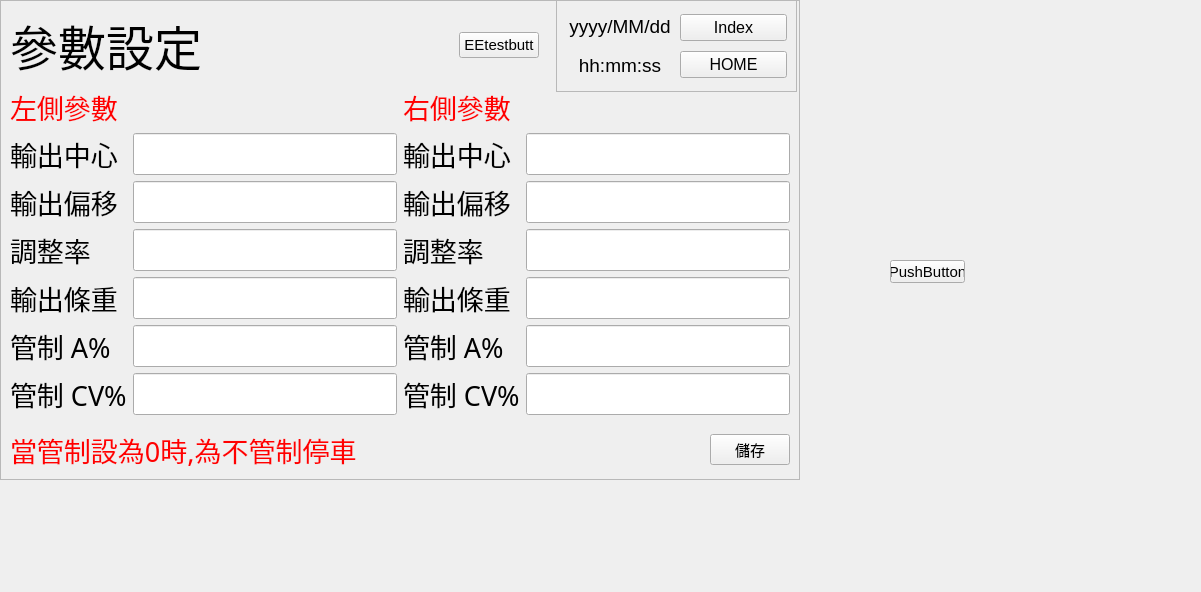
The window that qualitymonitor.ui (cdfq277462/myQM) describes before a commit, drawn with Qt 5.
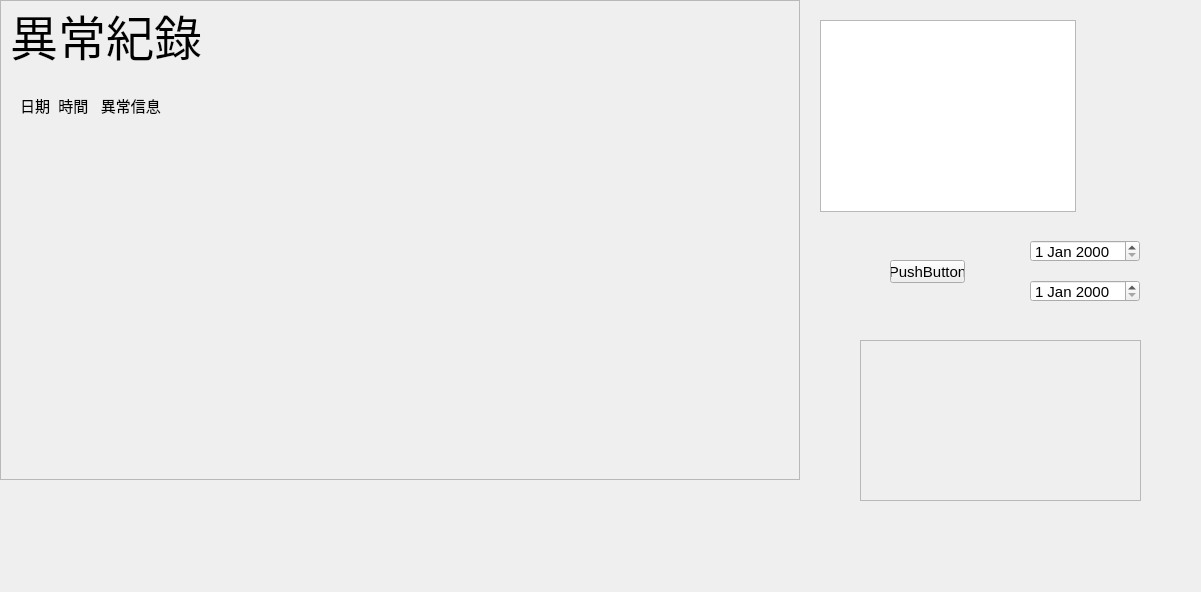
The same window after the commit.

```diff
--- a/qualitymonitor.ui
+++ b/qualitymonitor.ui
@@ -310,7 +310,7 @@
      </item>
     </layout>
    </widget>
-   <widget class="QPushButton" name="Index">
+   <widget class="QPushButton" name="IndexButton">
     <property name="geometry">
      <rect>
       <x>690</x>
@@ -393,6 +393,19 @@
       </property>
      </widget>
     </item>
+    <item>
+     <spacer name="verticalSpacer">
+      <property name="orientation">
+       <enum>Qt::Vertical</enum>
+      </property>
+      <property name="sizeHint" stdset="0">
+       <size>
+        <width>20</width>
+        <height>40</height>
+       </size>
+      </property>
+     </spacer>
+    </item>
     <item>
      <layout class="QVBoxLayout" name="verticalLayout_2">
       <item>
@@ -638,7 +651,7 @@
     </property>
     <property name="font">
      <font>
-      <family>標楷體</family>
+      <family>微軟正黑體</family>
       <pointsize>36</pointsize>
      </font>
     </property>
@@ -1193,7 +1206,7 @@
      <item>
       <widget class="QPushButton" name="pushButton_10">
        <property name="text">
-        <string>PushButton</string>
+        <string>Setting</string>
        </property>
       </widget>
      </item>
@@ -1804,10 +1817,10 @@
   <widget class="QFrame" name="Dateframe">
    <property name="geometry">
     <rect>
-     <x>556</x>
+     <x>550</x>
      <y>0</y>
-     <width>241</width>
-     <height>92</height>
+     <width>138</width>
+     <height>78</height>
     </rect>
    </property>
    <property name="font">
@@ -1822,8 +1835,6 @@
    <property name="frameShadow">
     <enum>QFrame::Raised</enum>
    </property>
-   <layout class="QHBoxLayout" name="horizontalLayout_4">
-    <item>
      <layout class="QVBoxLayout" name="verticalLayout_4">
       <item>
        <widget class="QLabel" name="Date">
@@ -1856,38 +1867,6 @@
        </widget>
       </item>
      </layout>
-    </item>
-    <item>
-     <layout class="QVBoxLayout" name="verticalLayout_5">
-      <item>
-       <widget class="QPushButton" name="Index_2">
-        <property name="font">
-         <font>
-          <family>Arial</family>
-          <pointsize>12</pointsize>
-         </font>
-        </property>
-        <property name="text">
-         <string>Index</string>
-        </property>
-       </widget>
-      </item>
-      <item>
-       <widget class="QPushButton" name="pushButton">
-        <property name="font">
-         <font>
-          <family>Arial</family>
-          <pointsize>12</pointsize>
-         </font>
-        </property>
-        <property name="text">
-         <string>HOME</string>
-        </property>
-       </widget>
-      </item>
-     </layout>
-    </item>
-   </layout>
   </widget>
   <widget class="QPushButton" name="pushButton_2">
    <property name="geometry">
@@ -1902,15 +1881,113 @@
     <string>PushButton</string>
    </property>
   </widget>
-  <zorder>errorhistory</zorder>
+  <widget class="QFrame" name="MenuFrame">
+   <property name="geometry">
+    <rect>
+     <x>680</x>
+     <y>0</y>
+     <width>110</width>
+     <height>151</height>
+    </rect>
+   </property>
+   <property name="frameShape">
+    <enum>QFrame::StyledPanel</enum>
+   </property>
+   <property name="frameShadow">
+    <enum>QFrame::Raised</enum>
+   </property>
+   <layout class="QVBoxLayout" name="verticalLayout_5">
+    <item>
+     <widget class="QPushButton" name="Index_2_Button">
+      <property name="font">
+       <font>
+        <family>Arial</family>
+        <pointsize>20</pointsize>
+       </font>
+      </property>
+      <property name="text">
+       <string>Index</string>
+      </property>
+     </widget>
+    </item>
+    <item>
+     <widget class="QPushButton" name="pushButton">
+      <property name="font">
+       <font>
+        <family>Arial</family>
+        <pointsize>16</pointsize>
+       </font>
+      </property>
+      <property name="text">
+       <string>HOME</string>
+      </property>
+     </widget>
+    </item>
+   </layout>
+  </widget>
+  <widget class="QFrame" name="SettingFrame">
+   <property name="geometry">
+    <rect>
+     <x>860</x>
+     <y>340</y>
+     <width>281</width>
+     <height>161</height>
+    </rect>
+   </property>
+   <property name="autoFillBackground">
+    <bool>true</bool>
+   </property>
+   <property name="frameShape">
+    <enum>QFrame::StyledPanel</enum>
+   </property>
+   <property name="frameShadow">
+    <enum>QFrame::Raised</enum>
+   </property>
+  </widget>
+  <widget class="QTableWidget" name="tableWidget">
+   <property name="geometry">
+    <rect>
+     <x>820</x>
+     <y>20</y>
+     <width>256</width>
+     <height>192</height>
+    </rect>
+   </property>
+  </widget>
+  <widget class="QDateEdit" name="dateEdit">
+   <property name="geometry">
+    <rect>
+     <x>1030</x>
+     <y>240</y>
+     <width>110</width>
+     <height>22</height>
+    </rect>
+   </property>
+  </widget>
+  <widget class="QDateEdit" name="dateEdit_2">
+   <property name="geometry">
+    <rect>
+     <x>1030</x>
+     <y>280</y>
+     <width>110</width>
+     <height>22</height>
+    </rect>
+   </property>
+  </widget>
   <zorder>test</zorder>
-  <zorder>index</zorder>
-  <zorder>runframe</zorder>
-  <zorder>lvdt</zorder>
   <zorder>EEprameter</zorder>
   <zorder>prameter</zorder>
-  <zorder>Dateframe</zorder>
   <zorder>pushButton_2</zorder>
+  <zorder>runframe</zorder>
+  <zorder>MenuFrame</zorder>
+  <zorder>Dateframe</zorder>
+  <zorder>index</zorder>
+  <zorder>SettingFrame</zorder>
+  <zorder>lvdt</zorder>
+  <zorder>errorhistory</zorder>
+  <zorder>tableWidget</zorder>
+  <zorder>dateEdit</zorder>
+  <zorder>dateEdit_2</zorder>
  </widget>
  <resources/>
  <connections>
```
Left out of the diff: 30 changed lines with no effect on the pictures. Lines whose indentation alone changed are shown as unchanged.
